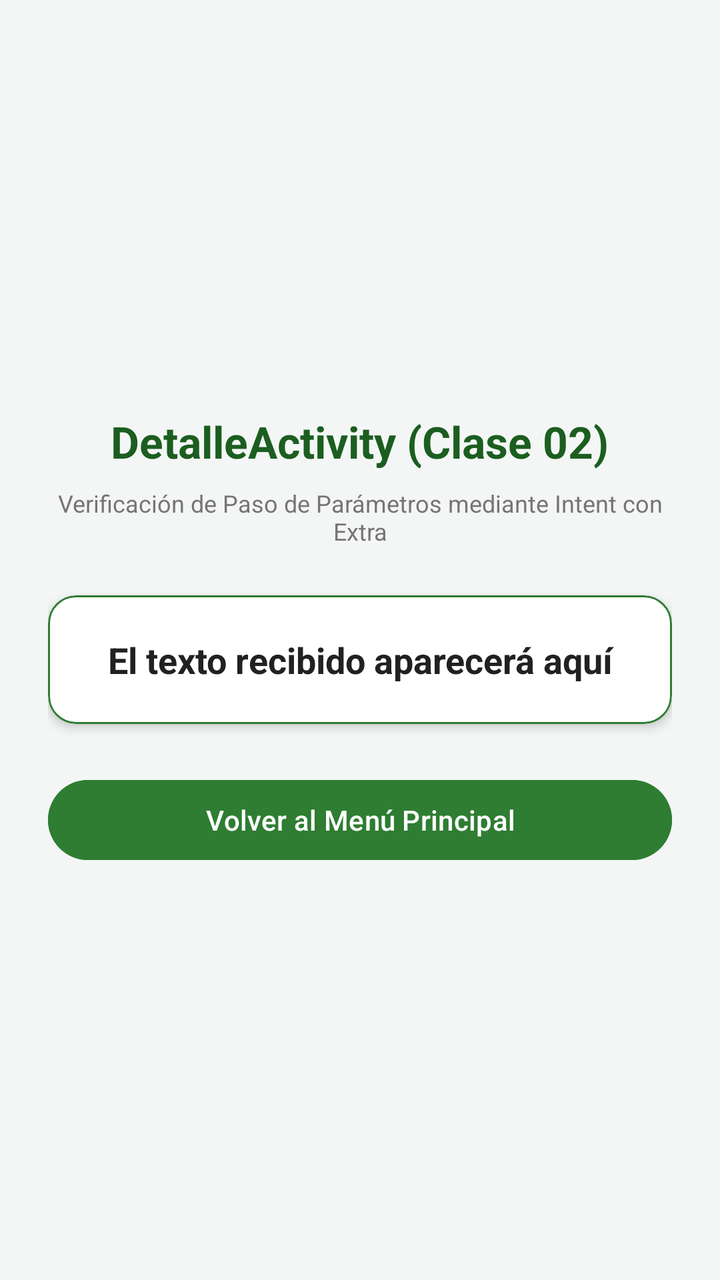
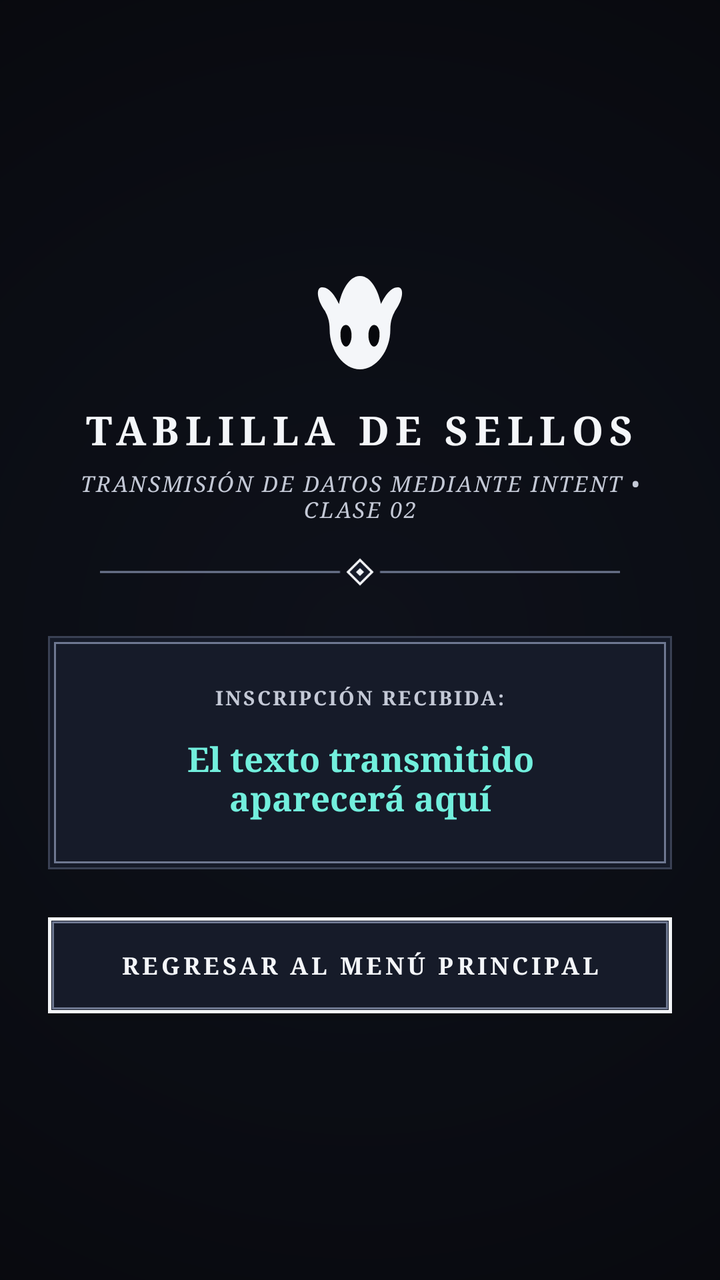

Before-and-after screenshots of an Android layout around one commit, followed by the original layout XML and the change that was made.
<!-- AndroidManifest.xml: application theme Theme.InvernaderoIoT -->
<!-- res/layout/activity_detalle.xml -->
<?xml version="1.0" encoding="utf-8"?>
<androidx.constraintlayout.widget.ConstraintLayout xmlns:android="http://schemas.android.com/apk/res/android"
    xmlns:app="http://schemas.android.com/apk/res-auto"
    xmlns:tools="http://schemas.android.com/tools"
    android:id="@+id/main"
    android:layout_width="match_parent"
    android:layout_height="match_parent"
    android:background="@color/screen_bg"
    tools:context=".ui.DetalleActivity">

    <LinearLayout
        android:layout_width="match_parent"
        android:layout_height="match_parent"
        android:orientation="vertical"
        android:padding="24dp"
        android:gravity="center">

        <TextView
            android:layout_width="wrap_content"
            android:layout_height="wrap_content"
            android:text="DetalleActivity (Clase 02)"
            android:textSize="22sp"
            android:textStyle="bold"
            android:textColor="@color/greenhouse_primary_dark"
            android:layout_marginBottom="8dp" />

        <TextView
            android:layout_width="wrap_content"
            android:layout_height="wrap_content"
            android:text="Verificación de Paso de Parámetros mediante Intent con Extra"
            android:textSize="12sp"
            android:textColor="@color/text_secondary"
            android:textAlignment="center"
            android:layout_marginBottom="24dp" />

        <com.google.android.material.card.MaterialCardView
            android:layout_width="match_parent"
            android:layout_height="wrap_content"
            app:cardCornerRadius="14dp"
            app:cardElevation="3dp"
            app:cardBackgroundColor="@color/card_bg"
            app:strokeColor="@color/greenhouse_primary"
            app:strokeWidth="1dp"
            android:layout_marginBottom="24dp">

            <LinearLayout
                android:layout_width="match_parent"
                android:layout_height="wrap_content"
                android:orientation="vertical"
                android:padding="20dp"
                android:gravity="center">

                <TextView
                    android:id="@+id/txtDetalle"
                    android:layout_width="match_parent"
                    android:layout_height="wrap_content"
                    android:text="El texto recibido aparecerá aquí"
                    android:textSize="18sp"
                    android:textStyle="bold"
                    android:textColor="@color/text_primary"
                    android:textAlignment="center" />
            </LinearLayout>
        </com.google.android.material.card.MaterialCardView>

        
        <Button
            android:id="@+id/btnVolver"
            android:layout_width="match_parent"
            android:layout_height="wrap_content"
            android:text="Volver al Menú Principal"
            android:backgroundTint="@color/greenhouse_primary"
            android:textColor="@color/white" />

    </LinearLayout>

</androidx.constraintlayout.widget.ConstraintLayout>
<!-- resources referenced by this layout -->
<resources>
  <color name="card_bg">#FFFFFF</color>
  <color name="greenhouse_primary">#2E7D32</color>
  <color name="greenhouse_primary_dark">#1B5E20</color>
  <color name="screen_bg">#F4F6F5</color>
  <color name="text_primary">#212121</color>
  <color name="text_secondary">#757575</color>
  <color name="white">#FFFFFFFF</color>
  <style name="Base.Theme.InvernaderoIoT" parent="Theme.Material3.DayNight.NoActionBar">
          <item name="colorPrimary">@color/greenhouse_primary</item>
          <item name="colorPrimaryVariant">@color/greenhouse_primary_dark</item>
          <item name="colorSecondary">@color/greenhouse_accent</item>
          <item name="android:statusBarColor">@color/greenhouse_primary_dark</item>
      </style>
  <color name="greenhouse_accent">#4CAF50</color>
  <!-- unchanged entries left out for length: 1 -->
</resources>

<!-- the commit's change to res/layout/activity_detalle.xml (unified diff, before → after) -->
@@ -5,7 +5,7 @@
     android:id="@+id/main"
     android:layout_width="match_parent"
     android:layout_height="match_parent"
-    android:background="@color/screen_bg"
+    android:background="@drawable/bg_void_vignette"
     tools:context=".ui.DetalleActivity">
 
     <LinearLayout
@@ -15,61 +15,93 @@
         android:padding="24dp"
         android:gravity="center">
 
-        <TextView
-            android:layout_width="wrap_content"
-            android:layout_height="wrap_content"
-            android:text="DetalleActivity (Clase 02)"
-            android:textSize="22sp"
-            android:textStyle="bold"
-            android:textColor="@color/greenhouse_primary_dark"
-            android:layout_marginBottom="8dp" />
+        
+        <ImageView
+            android:layout_width="56dp"
+            android:layout_height="56dp"
+            android:src="@drawable/ic_vessel_mask"
+            android:contentDescription="Máscara"
+            android:layout_marginBottom="12dp" />
 
         <TextView
             android:layout_width="wrap_content"
             android:layout_height="wrap_content"
-            android:text="Verificación de Paso de Parámetros mediante Intent con Extra"
-            android:textSize="12sp"
-            android:textColor="@color/text_secondary"
+            android:text="TABLILLA DE SELLOS"
+            android:textSize="20sp"
+            android:textStyle="bold"
+            android:fontFamily="serif"
+            android:letterSpacing="0.16"
+            android:textAllCaps="true"
+            android:textColor="@color/hk_text_soul"
+            android:layout_marginBottom="6dp" />
+
+        <TextView
+            android:layout_width="wrap_content"
+            android:layout_height="wrap_content"
+            android:text="TRANSMISIÓN DE DATOS MEDIANTE INTENT • CLASE 02"
+            android:textSize="11sp"
+            android:fontFamily="serif"
+            android:letterSpacing="0.08"
+            android:textAllCaps="true"
+            android:textColor="@color/hk_text_mask"
+            android:textStyle="italic"
             android:textAlignment="center"
-            android:layout_marginBottom="24dp" />
+            android:layout_marginBottom="16dp" />
 
-        <com.google.android.material.card.MaterialCardView
+        
+        <ImageView
+            android:layout_width="match_parent"
+            android:layout_height="16dp"
+            android:layout_marginBottom="24dp"
+            android:src="@drawable/ic_hallownest_divider"
+            android:contentDescription="Divisor" />
+
+        
+        <LinearLayout
             android:layout_width="match_parent"
             android:layout_height="wrap_content"
-            app:cardCornerRadius="14dp"
-            app:cardElevation="3dp"
-            app:cardBackgroundColor="@color/card_bg"
-            app:strokeColor="@color/greenhouse_primary"
-            app:strokeWidth="1dp"
+            android:orientation="vertical"
+            android:background="@drawable/bg_hallownest_card"
+            android:padding="24dp"
+            android:gravity="center"
             android:layout_marginBottom="24dp">
 
-            <LinearLayout
+            <TextView
+                android:layout_width="wrap_content"
+                android:layout_height="wrap_content"
+                android:text="INSCRIPCIÓN RECIBIDA:"
+                android:textSize="10sp"
+                android:fontFamily="serif"
+                android:letterSpacing="0.10"
+                android:textStyle="bold"
+                android:textColor="@color/hk_text_mask"
+                android:layout_marginBottom="12dp" />
+
+            <TextView
+                android:id="@+id/txtDetalle"
                 android:layout_width="match_parent"
                 android:layout_height="wrap_content"
-                android:orientation="vertical"
-                android:padding="20dp"
-                android:gravity="center">
-
-                <TextView
-                    android:id="@+id/txtDetalle"
-                    android:layout_width="match_parent"
-                    android:layout_height="wrap_content"
-                    android:text="El texto recibido aparecerá aquí"
-                    android:textSize="18sp"
-                    android:textStyle="bold"
-                    android:textColor="@color/text_primary"
-                    android:textAlignment="center" />
-            </LinearLayout>
-        </com.google.android.material.card.MaterialCardView>
+                android:text="El texto transmitido aparecerá aquí"
+                android:textSize="17sp"
+                android:textStyle="bold"
+                android:fontFamily="serif"
+                android:textColor="@color/hk_accent_lifeblood_glow"
+                android:textAlignment="center" />
+        </LinearLayout>
 
         
-        <Button
+        <androidx.appcompat.widget.AppCompatButton
             android:id="@+id/btnVolver"
             android:layout_width="match_parent"
-            android:layout_height="wrap_content"
-            android:text="Volver al Menú Principal"
-            android:backgroundTint="@color/greenhouse_primary"
-            android:textColor="@color/white" />
+            android:layout_height="48dp"
+            android:text="REGRESAR AL MENÚ PRINCIPAL"
+            android:fontFamily="serif"
+            android:letterSpacing="0.14"
+            android:textAllCaps="true"
+            android:textColor="@color/hk_text_soul"
+            android:textSize="12sp"
+            android:textStyle="bold"
+            android:background="@drawable/bg_soul_button" />
 
     </LinearLayout>
 
<!-- resource entries referenced after the edit -->
@@ -1,19 +1,174 @@
 <!-- resources referenced by this layout -->
 <resources>
-  <color name="card_bg">#FFFFFF</color>
-  <color name="greenhouse_primary">#2E7D32</color>
-  <color name="greenhouse_primary_dark">#1B5E20</color>
-  <color name="screen_bg">#F4F6F5</color>
-  <color name="text_primary">#212121</color>
-  <color name="text_secondary">#757575</color>
-  <color name="white">#FFFFFFFF</color>
-  <style name="Base.Theme.InvernaderoIoT" parent="Theme.Material3.DayNight.NoActionBar">
-          <item name="colorPrimary">@color/greenhouse_primary</item>
-          <item name="colorPrimaryVariant">@color/greenhouse_primary_dark</item>
-          <item name="colorSecondary">@color/greenhouse_accent</item>
-          <item name="android:statusBarColor">@color/greenhouse_primary_dark</item>
+  <color name="hk_accent_lifeblood_glow">#72EFDD</color>
+  <color name="hk_text_mask">#C4C9D6</color>
+  <color name="hk_text_soul">#F4F6F9</color>
+  <!-- drawable bg_hallownest_card (drawable) -->
+  <?xml version="1.0" encoding="utf-8"?>
+  <layer-list xmlns:android="http://schemas.android.com/apk/res/android">
+      
+      <item>
+          <shape android:shape="rectangle">
+              <solid android:color="@color/hk_surface_card" />
+              <stroke
+                  android:width="1dp"
+                  android:color="@color/hk_border_stone" />
+          </shape>
+      </item>
+  
+      
+      <item
+          android:top="3dp"
+          android:bottom="3dp"
+          android:left="3dp"
+          android:right="3dp">
+          <shape android:shape="rectangle">
+              <solid android:color="@color/hk_surface_card" />
+              <stroke
+                  android:width="1dp"
+                  android:color="@color/hk_border_pale_ore" />
+          </shape>
+      </item>
+  </layer-list>
+  <!-- drawable bg_soul_button (drawable) -->
+  <?xml version="1.0" encoding="utf-8"?>
+  <selector xmlns:android="http://schemas.android.com/apk/res/android">
+      
+      <item android:state_pressed="true">
+          <layer-list>
+              <item>
+                  <shape android:shape="rectangle">
+                      <solid android:color="@color/hk_surface_elevated" />
+                      <stroke
+                          android:width="2dp"
+                          android:color="@color/hk_accent_soul_glow" />
+                  </shape>
+              </item>
+              <item
+                  android:top="2dp"
+                  android:bottom="2dp"
+                  android:left="2dp"
+                  android:right="2dp">
+                  <shape android:shape="rectangle">
+                      <stroke
+                          android:width="1dp"
+                          android:color="@color/hk_text_soul" />
+                  </shape>
+              </item>
+          </layer-list>
+      </item>
+  
+      
+      <item>
+          <layer-list>
+              <item>
+                  <shape android:shape="rectangle">
+                      <solid android:color="@color/hk_surface_card" />
+                      <stroke
+                          android:width="1.5dp"
+                          android:color="@color/hk_text_soul" />
+                  </shape>
+              </item>
+              <item
+                  android:top="2dp"
+                  android:bottom="2dp"
+                  android:left="2dp"
+                  android:right="2dp">
+                  <shape android:shape="rectangle">
+                      <stroke
+                          android:width="1dp"
+                          android:color="@color/hk_border_pale_ore" />
+                  </shape>
+              </item>
+          </layer-list>
+      </item>
+  </selector>
+  <!-- drawable bg_void_vignette (drawable) -->
+  <?xml version="1.0" encoding="utf-8"?>
+  <shape xmlns:android="http://schemas.android.com/apk/res/android"
+      android:shape="rectangle">
+      
+      <gradient
+          android:type="radial"
+          android:gradientRadius="450dp"
+          android:startColor="#0E111A"
+          android:centerColor="#0B0D14"
+          android:endColor="#07080C" />
+  </shape>
+  <!-- drawable ic_hallownest_divider (drawable) -->
+  <vector xmlns:android="http://schemas.android.com/apk/res/android"
+      android:width="280dp"
+      android:height="16dp"
+      android:viewportWidth="280"
+      android:viewportHeight="16">
+  
+      
+      <path
+          android:fillColor="#00000000"
+          android:strokeColor="#6E7891"
+          android:strokeWidth="1"
+          android:pathData="M10,8 L130,8" />
+  
+      
+      <path
+          android:fillColor="#161B29"
+          android:strokeColor="#F4F6F9"
+          android:strokeWidth="1.2"
+          android:pathData="M140,2 L146,8 L140,14 L134,8 Z" />
+  
+      
+      <path
+          android:fillColor="#F4F6F9"
+          android:pathData="M140,6 L142,8 L140,10 L138,8 Z" />
+  
+      
+      <path
+          android:fillColor="#00000000"
+          android:strokeColor="#6E7891"
+          android:strokeWidth="1"
+          android:pathData="M150,8 L270,8" />
+  </vector>
+  <!-- drawable ic_vessel_mask (drawable) -->
+  <vector xmlns:android="http://schemas.android.com/apk/res/android"
+      android:width="48dp"
+      android:height="48dp"
+      android:viewportWidth="48"
+      android:viewportHeight="48">
+  
+      
+      <path
+          android:fillColor="#F4F6F9"
+          android:pathData="M24,4 C19,4 16,11 15,16 C14,14 11,8 7,9 C5,10 6,15 9,19 C10,21 11,23 11,27 C11,36 17,44 24,44 C31,44 37,36 37,27 C37,23 38,21 39,19 C42,15 43,10 41,9 C37,8 34,14 33,16 C32,11 29,4 24,4 Z" />
+  
+      
+      
+      <path
+          android:fillColor="#07080C"
+          android:pathData="M18,25 C16,25 15,28 16,32 C17,35 19,35 20,32 C21,29 20,25 18,25 Z" />
+  
+      
+      <path
+          android:fillColor="#07080C"
+          android:pathData="M30,25 C32,25 33,28 32,32 C31,35 29,35 28,32 C27,29 28,25 30,25 Z" />
+  </vector>
+  <color name="hk_surface_card">#161B29</color>
+  <color name="hk_border_stone">#3A4154</color>
+  <color name="hk_border_pale_ore">#6E7891</color>
+  <color name="hk_surface_elevated">#1F263B</color>
+  <color name="hk_accent_soul_glow">#A5F3FC</color>
+  <style name="Base.Theme.InvernaderoIoT" parent="Theme.Material3.Dark.NoActionBar">
+          <item name="android:windowBackground">@drawable/bg_void_vignette</item>
+          <item name="android:statusBarColor">@color/hk_bg_void</item>
+          <item name="android:navigationBarColor">@color/hk_bg_void</item>
+          <item name="colorPrimary">@color/hk_text_soul</item>
+          <item name="colorPrimaryVariant">@color/hk_surface_elevated</item>
+          <item name="colorSecondary">@color/hk_accent_lifeblood</item>
+          <item name="colorSurface">@color/hk_surface_card</item>
+          <item name="android:textColorPrimary">@color/hk_text_soul</item>
+          <item name="android:textColorSecondary">@color/hk_text_mask</item>
       </style>
-  <color name="greenhouse_accent">#4CAF50</color>
+  <color name="hk_bg_void">#07080C</color>
+  <color name="hk_accent_lifeblood">#00B4D8</color>
   <!-- unchanged entries left out for length: 1 -->
 </resources>
 
